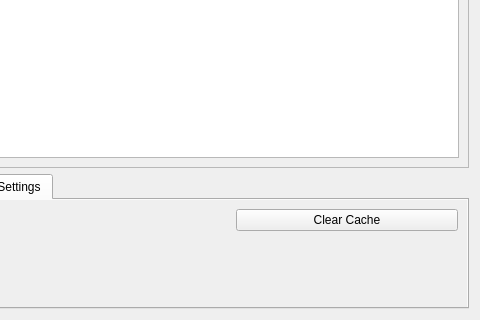
Old version of the form XYZHubConnector/gui/ui/tab_dialog.ui in the repository heremaps/xyz-qgis-plugin; both pictures show x 320 to 800 and y 280 to 600 of the 800 by 600 pixel window.
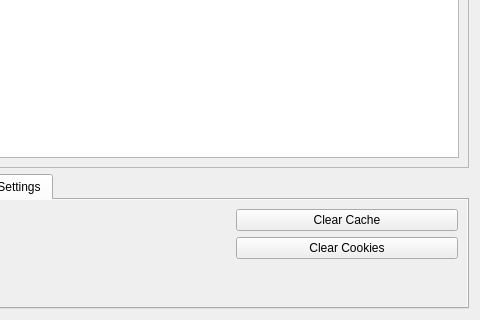
New version of the form. The open tabs and pages were chosen to show the change. Custom widgets are drawn as their Qt base class.

Commit message: add option to clear cookies

```diff
--- a/XYZHubConnector/gui/ui/tab_dialog.ui
+++ b/XYZHubConnector/gui/ui/tab_dialog.ui
@@ -1026,6 +1026,13 @@
             </property>
            </widget>
           </item>
+          <item row="1" column="0" colspan="2">
+           <widget class="QPushButton" name="btn_clear_cookies">
+            <property name="text">
+             <string>Clear Cookies</string>
+            </property>
+           </widget>
+          </item>
          </layout>
         </widget>
        </item>
```
The commit also changes 3 other files.
